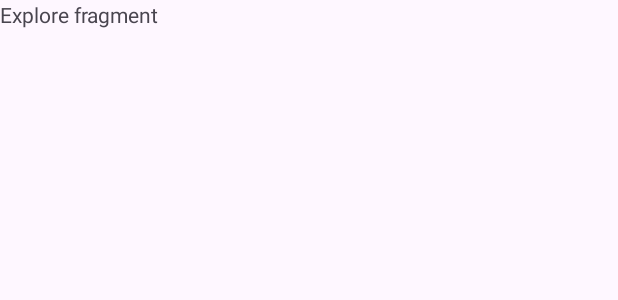
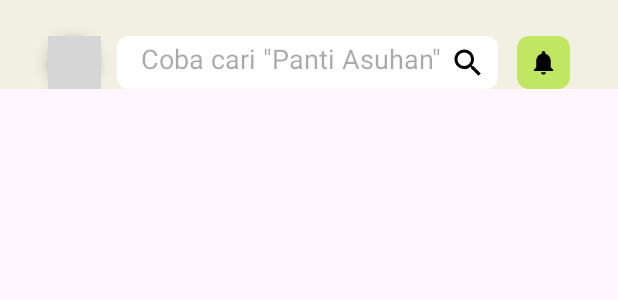
Before and after one commit to gresss27/Rahmat-UX, an Android app: the layout fragment_explore.xml on its own in the app's theme, with its tools: preview values and no code run, on a phone screen of 412 x 824 dp. Shown: the top 300 px of the screen. Run offline under Robolectric (Android 15) with nearby library versions, the phone set to English and light mode, and no system bars; grey boxes are pictures that could not be loaded.

Commit message:
explore search bar

```diff
--- /dev/null
+++ b/app/src/main/res/drawable/circle_shape_profile.xml
@@ -0,0 +1,7 @@
+<?xml version="1.0" encoding="utf-8"?>
+<shape xmlns:android="http://schemas.android.com/apk/res/android">
+    <solid android:color="@color/green_primary" />
+    <corners android:radius="28dp" />  <!-- Adjust the radius to half of 56dp for a perfect circle -->
+    <size android:width="56dp" android:height="56dp" />  <!-- Match the ImageView size -->
+    <padding android:left="0dp" android:right="0dp" android:top="0dp" android:bottom="0dp" /> <!-- Remove padding for a perfect circle -->
+</shape>
--- /dev/null
+++ b/app/src/main/res/drawable/ic_notif.xml
@@ -0,0 +1,5 @@
+<vector xmlns:android="http://schemas.android.com/apk/res/android" android:height="24dp" android:tint="#000000" android:viewportHeight="24" android:viewportWidth="24" android:width="24dp">
+
+    <path android:fillColor="@android:color/white" android:pathData="M12,22c1.1,0 2,-0.9 2,-2h-4c0,1.1 0.89,2 2,2zM18,16v-5c0,-3.07 -1.64,-5.64 -4.5,-6.32L13.5,4c0,-0.83 -0.67,-1.5 -1.5,-1.5s-1.5,0.67 -1.5,1.5v0.68C7.63,5.36 6,7.92 6,11v5l-2,2v1h16v-1l-2,-2z"/>
+
+</vector>
--- /dev/null
+++ b/app/src/main/res/drawable/ic_notification_bg.xml
@@ -0,0 +1,7 @@
+<?xml version="1.0" encoding="utf-8"?>
+<shape xmlns:android="http://schemas.android.com/apk/res/android">
+    <solid android:color="@color/green_primary" />
+    <corners android:radius="8dp" />
+    <size android:width="56dp" android:height="56dp" /> <!-- Increase size for more padding -->
+    <padding android:left="8dp" android:right="8dp" android:top="8dp" android:bottom="8dp" /> <!-- Add padding to background -->
+</shape>
--- /dev/null
+++ b/app/src/main/res/drawable/ic_search.xml
@@ -0,0 +1,5 @@
+<vector xmlns:android="http://schemas.android.com/apk/res/android" android:height="24dp" android:tint="#000000" android:viewportHeight="24" android:viewportWidth="24" android:width="24dp">
+
+    <path android:fillColor="@android:color/white" android:pathData="M15.5,14h-0.79l-0.28,-0.27C15.41,12.59 16,11.11 16,9.5 16,5.91 13.09,3 9.5,3S3,5.91 3,9.5 5.91,16 9.5,16c1.61,0 3.09,-0.59 4.23,-1.57l0.27,0.28v0.79l5,4.99L20.49,19l-4.99,-5zM9.5,14C7.01,14 5,11.99 5,9.5S7.01,5 9.5,5 14,7.01 14,9.5 11.99,14 9.5,14z"/>
+
+</vector>
--- /dev/null
+++ b/app/src/main/res/drawable/rounded_search_bar_bg.xml
@@ -0,0 +1,11 @@
+<?xml version="1.0" encoding="utf-8"?>
+<shape xmlns:android="http://schemas.android.com/apk/res/android">
+    <solid android:color="#FFFFFF"/>
+    <corners android:radius="8dp"/>
+    <padding android:left="8dp" android:right="8dp" android:top="8dp" android:bottom="8dp"/>
+<!--    <shadow-->
+<!--        android:radius="4dp"-->
+<!--        android:dx="4dp"-->
+<!--        android:dy="5dp"-->
+<!--        android:color="#000000" />-->
+</shape>
--- a/app/src/main/res/layout/fragment_explore.xml
+++ b/app/src/main/res/layout/fragment_explore.xml
@@ -1,14 +1,60 @@
-<?xml version="1.0" encoding="utf-8"?>
-<FrameLayout xmlns:android="http://schemas.android.com/apk/res/android"
+<androidx.constraintlayout.widget.ConstraintLayout
+    xmlns:android="http://schemas.android.com/apk/res/android"
+    xmlns:app="http://schemas.android.com/apk/res-auto"
     xmlns:tools="http://schemas.android.com/tools"
     android:layout_width="match_parent"
-    android:layout_height="match_parent"
-    tools:context=".ExploreFragment">
+    android:layout_height="wrap_content"
+    android:paddingLeft="16dp"
+    android:paddingRight="16dp"
+    android:paddingTop="16dp"
+    android:background="@color/background">  <!-- Set the background color here -->
 
-    <!-- TODO: Update blank fragment layout -->
-    <TextView
-        android:layout_width="match_parent"
-        android:layout_height="match_parent"
-        android:text="Explore fragment" />
+    <ImageView
+        android:id="@+id/icon_kiri"
+        android:layout_width="35dp"
+        android:layout_height="35dp"
+        android:src="@drawable/profile"
+        android:contentDescription="Ikon profile"
+        android:scaleType="centerCrop"
+        android:layout_centerInParent="true"
+        android:clipToOutline="true"
+        android:background="@drawable/circle_shape_profile"
+        android:layout_marginStart="16dp"
+        android:layout_marginTop="8dp"
+        app:layout_constraintStart_toStartOf="parent"
+        app:layout_constraintTop_toTopOf="parent"
+        app:layout_constraintBottom_toBottomOf="parent"
+        android:elevation="4dp"
+        android:translationZ="2dp"/>
 
-</FrameLayout>
+    <EditText
+        android:id="@+id/kolom_pencarian"
+        android:layout_width="254dp"
+        android:layout_height="35dp"
+        android:layout_marginTop="8dp"
+        android:background="@drawable/rounded_search_bar_bg"
+        android:drawableRight="@drawable/ic_search"
+        android:hint="Coba cari &quot;Panti Asuhan&quot;"
+        android:paddingStart="16dp"
+        app:layout_constraintBottom_toBottomOf="parent"
+        app:layout_constraintEnd_toStartOf="@id/icon_kanan"
+        app:layout_constraintHorizontal_bias="0.461"
+        app:layout_constraintStart_toEndOf="@id/icon_kiri"
+        app:layout_constraintTop_toTopOf="parent"
+        app:layout_constraintVertical_bias="0.0" />
+
+    <ImageView
+        android:id="@+id/icon_kanan"
+        android:layout_width="35dp"
+        android:layout_height="35dp"
+        android:background="@drawable/ic_notification_bg"
+        android:contentDescription="Ikon notifikasi"
+        android:src="@drawable/ic_notif"
+        android:layout_marginEnd="16dp"
+        android:layout_marginTop="8dp"
+        app:layout_constraintBottom_toBottomOf="parent"
+        app:layout_constraintEnd_toEndOf="parent"
+        app:layout_constraintTop_toTopOf="parent"
+        app:layout_constraintVertical_bias="1.0" />
+
+</androidx.constraintlayout.widget.ConstraintLayout>
```
